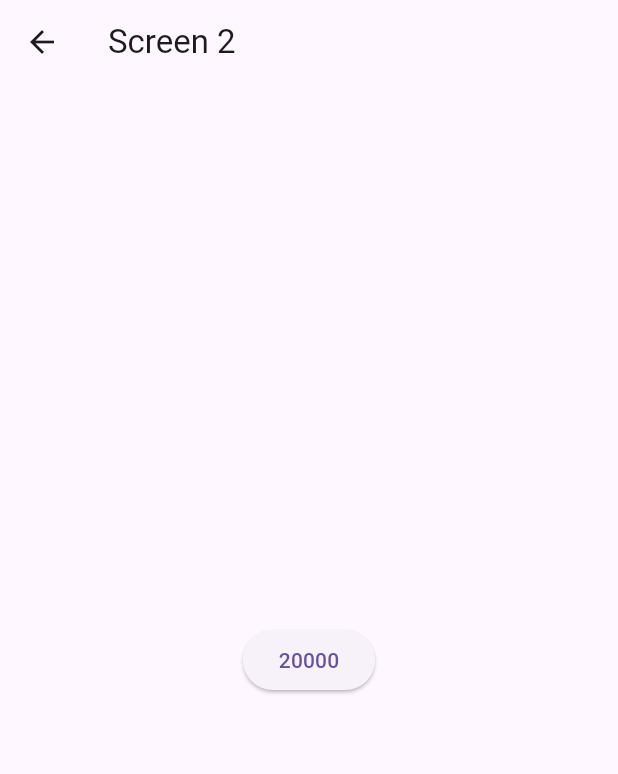
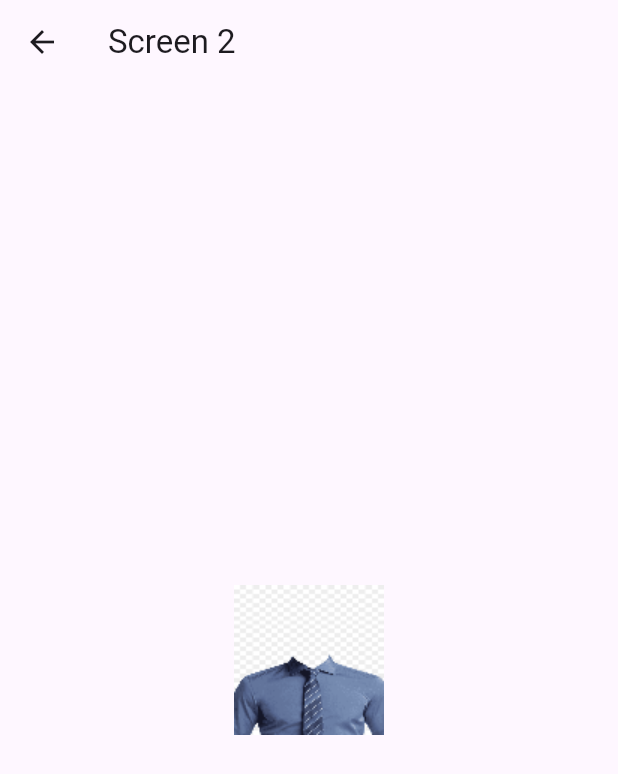
Before and after one commit to ajfdk/ratpack_project, a Flutter app: the Screen2 screen opened directly, on a phone screen of 412 x 824 dp. Shown: the top 774 px of the screen. Run offline on Flutter 3.47's test engine with Material 3 defaults, Android fonts, the phone set to English and light mode, and no system bars.

Commit message:
Image and Points WIP
Added an "item" image and the points do adjust in the background

```diff
--- a/StorePageAssisted/lib/main.dart
+++ b/StorePageAssisted/lib/main.dart
@@ -21,7 +21,7 @@ class MyApp extends StatelessWidget {
 }
 
 class MyHomePage extends StatelessWidget {
-  var points = 20000;
+  int points = 20000;
   @override
   Widget build(BuildContext context) {
     return Scaffold(
@@ -47,6 +47,8 @@ class MyHomePage extends StatelessWidget {
                   context,
                   MaterialPageRoute(builder: (context) => Screen2()),
                 );
+                //points-=10;
+                //print(points);
               },
               child: Text('Go to Screen 2'),
             ),
--- a/StorePageAssisted/lib/screen2.dart
+++ b/StorePageAssisted/lib/screen2.dart
@@ -6,6 +6,7 @@ class Screen2 extends StatefulWidget{
   _Screen2State createState() => _Screen2State();
 }
 class _Screen2State extends State<Screen2> {
+  int pointsShop = MyHomePage().points;
   @override
   Widget build(BuildContext context) {
     return Scaffold(
@@ -16,17 +17,22 @@ class _Screen2State extends State<Screen2> {
         child: Column(
             mainAxisAlignment: MainAxisAlignment.center,
             children: <Widget>[
-            ElevatedButton(
+            IconButton(
+              iconSize: 10,
+              icon: Image.asset('assets/ShirtS.png'),
             onPressed: () {
               //var LocalPoints = MyHomePage().points;
-              Navigator.push(
-              context,
-              MaterialPageRoute(builder: (context) => MyHomePage()),
-            );
+              //Navigator.push(
+              //context,
+              //MaterialPageRoute(builder: (context) => MyHomePage()),
+
+            //);
               //MyHomePage().points-=10;
-              setState(() => MyHomePage().points-=10);
+              print(pointsShop.toString());
+              setState(() => pointsShop -=10);
+              _Screen2State();
            },
-        child: Text(MyHomePage().points.toString()),
+        //child: Image.asset('images/Shirt.png'),
       ),
       ],
     ),
--- a/StorePageAssisted/pubspec.yaml
+++ b/StorePageAssisted/pubspec.yaml
@@ -62,7 +62,8 @@ flutter:
   # assets:
   #   - images/a_dot_burr.jpeg
   #   - images/a_dot_ham.jpeg
-
+  assets:
+    - assets/
   # An image asset can refer to one or more resolution-specific "variants", see
   # https://flutter.dev/assets-and-images/#resolution-aware
 
```
Also changed, not shown: StorePageAssisted/assets/Shirt.png (added), StorePageAssisted/assets/ShirtS.png (added).
